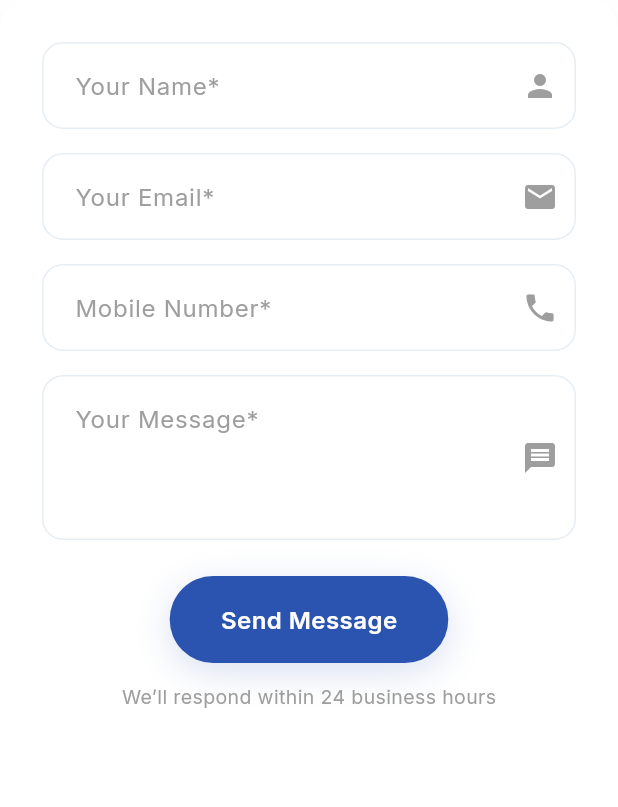
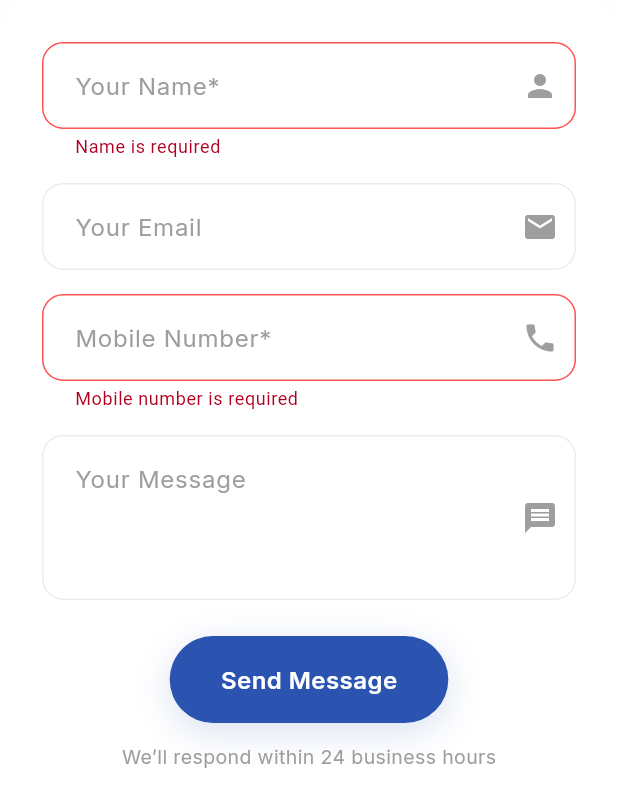
Before and after one commit to null-saurabh/custom_label_water_bottle, a Flutter app: the ContactFormCard widget shown alone on an empty page, opened directly, after a tap on "Send Message", on a phone screen of 412 x 824 dp. Shown: the top 807 px of the screen. Run offline on Flutter 3.47's test engine with Material 3 defaults, Android fonts, the phone set to English and light mode, and no system bars; our stand-ins replace cloud_firestore, firebase_core, go_router, google_fonts; accounts and stored records are empty; generated files the repository leaves out were written again.

Commit message:
contact_screen_functions

```diff
--- a/lib/models/enquiry_form_model.dart
+++ b/lib/models/enquiry_form_model.dart
@@ -12,6 +12,19 @@ class EnquiryFormDataModel {
   String state = '';
   String deliveryLocation = '';
   String notes = '';
+
+  EnquiryFormDataModel({
+    this.businessName = '',
+    this.phone = '',
+    this.email = '',
+    this.notes = '',
+    this.businessType = '',
+    this.monthlyQuantity = '',
+    this.bottleSizes = const [],
+    this.city = '',
+    this.state = '',
+    this.deliveryLocation = '',
+  });
 
   Map<String, dynamic> toMap() {
     return {
--- a/lib/web pages/contact_us_screen/widgets/contact_hero_left/widgets/contact_form_card.dart
+++ b/lib/web pages/contact_us_screen/widgets/contact_hero_left/widgets/contact_form_card.dart
@@ -1,10 +1,28 @@
 import 'package:flutter/material.dart';
 
 import '../../../../../core/theme/design_token.dart';
+import '../../../../../models/enquiry_form_model.dart';
+import '../../../../../services/enquiry_service.dart';
 import '../../../../../widgets/premium_button.dart';
 
-class ContactFormCard extends StatelessWidget {
+class ContactFormCard extends StatefulWidget {
   const ContactFormCard({super.key});
+
+  @override
+  State<ContactFormCard> createState() => _ContactFormCardState();
+}
+
+class _ContactFormCardState extends State<ContactFormCard> {
+
+  final _nameCtrl = TextEditingController();
+  final _emailCtrl = TextEditingController();
+  final _phoneCtrl = TextEditingController();
+  final _messageCtrl = TextEditingController();
+
+  String? _nameError;
+  String? _phoneError;
+  bool _isSubmitting = false;
+
 
   @override
   Widget build(BuildContext context) {
@@ -25,20 +43,34 @@ class ContactFormCard extends StatelessWidget {
         ),
         child: Column(
           children: [
-            const _ContactInput(hint: "Your Name*", icon: Icons.person),
+            _ContactInput(errorText: _nameError,hint: "Your Name*", icon: Icons.person, controller: _nameCtrl,validator: (v) =>
+            v == null || v.trim().isEmpty ? "Required" : null,),
             const SizedBox(height: 16),
-            const _ContactInput(hint: "Your Email*", icon: Icons.email),
+            _ContactInput(hint: "Your Email", icon: Icons.email, controller: _emailCtrl),
             const SizedBox(height: 16),
-            const _ContactInput(hint: "Mobile Number*", icon: Icons.phone),
+            _ContactInput(validator: (v) {
+              if (v == null || v.trim().isEmpty) return "Required";
+              if (!RegExp(r'^[6-9]\d{9}$').hasMatch(v)) {
+                return "Invalid number";
+              }
+              return null;
+            },
+                errorText: _phoneError,
+                hint: "Mobile Number*", icon: Icons.phone, controller: _phoneCtrl),
             const SizedBox(height: 16),
-            const _ContactInput(
-              hint: "Your Message*",
+            _ContactInput(
+            controller: _messageCtrl,
+              hint: "Your Message",
               icon: Icons.message,
               maxLines: 3,
             ),
             const SizedBox(height: 24),
 
-            PremiumButton(text: "Send Message", onTap: () {}),
+            PremiumButton(
+              text: _isSubmitting ? "Sending..." : "Send Message",
+              onTap:_handleSend,
+            ),
+
             const SizedBox(height: 12),
 
             const Text(
@@ -50,6 +82,71 @@ class ContactFormCard extends StatelessWidget {
       ),
     );
   }
+
+
+  bool _validate() {
+    setState(() {
+      _nameError = null;
+      _phoneError = null;
+    });
+
+    if (_nameCtrl.text.trim().isEmpty) {
+      _nameError = "Name is required";
+    }
+
+    final phone = _phoneCtrl.text.trim();
+    if (phone.isEmpty) {
+      _phoneError = "Mobile number is required";
+    } else if (!RegExp(r'^[6-9]\d{9}$').hasMatch(phone)) {
+      _phoneError = "Enter a valid 10-digit number";
+    }
+
+    return _nameError == null && _phoneError == null;
+  }
+
+
+  Future<void> _handleSend() async {
+    if (!_validate()) return;
+
+    setState(() => _isSubmitting = true);
+
+    try {
+      final data = EnquiryFormDataModel(
+        businessName: _nameCtrl.text.trim(),
+        phone: _phoneCtrl.text.trim(),
+        email: _emailCtrl.text.trim(),
+        notes: _messageCtrl.text.trim(),
+
+        // Everything else intentionally empty
+        businessType: "",
+        monthlyQuantity: "",
+        bottleSizes: [],
+        city: "",
+        state: "",
+        deliveryLocation: "",
+      );
+
+      await EnquiryService.submitEnquiry(data);
+
+      ScaffoldMessenger.of(context).showSnackBar(
+        const SnackBar(content: Text("Message sent successfully")),
+      );
+
+      _nameCtrl.clear();
+      _emailCtrl.clear();
+      _phoneCtrl.clear();
+      _messageCtrl.clear();
+    } catch (e) {
+      ScaffoldMessenger.of(context).showSnackBar(
+        const SnackBar(content: Text("Something went wrong")),
+      );
+    } finally {
+      setState(() => _isSubmitting = false);
+    }
+  }
+
+
+
 }
 
 
@@ -58,20 +155,28 @@ class _ContactInput extends StatelessWidget {
   final String hint;
   final IconData icon;
   final int maxLines;
+  final TextEditingController controller;
+  final String? errorText;
+  final String? Function(String?)? validator;
+
 
   const _ContactInput({
+    this.validator,
     required this.hint,
     required this.icon,
-    this.maxLines = 1,
+    this.maxLines = 1, required this.controller, this.errorText,
   });
 
   @override
   Widget build(BuildContext context) {
-    return TextField(
+    return TextFormField(
+      controller: controller,
       maxLines: maxLines,
+      validator: validator,
       decoration: InputDecoration(
         hintText: hint,
         hintStyle: TextStyle(color: Colors.grey),
+        errorText: errorText,
         suffixIcon: Icon(icon, color: Colors.grey),
         contentPadding:
         const EdgeInsets.symmetric(horizontal: 18, vertical: 16),
```
